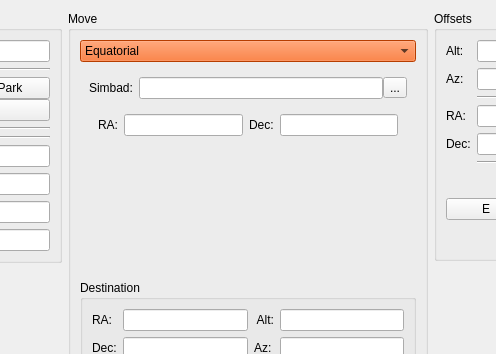
Before: the Qt Designer form pyobs_gui/qt/widgettelescope.ui in pyobs/pyobs-gui, drawn with Qt 5; both pictures show x 133 to 629 and y 0 to 354 of the 1019 by 652 pixel window.
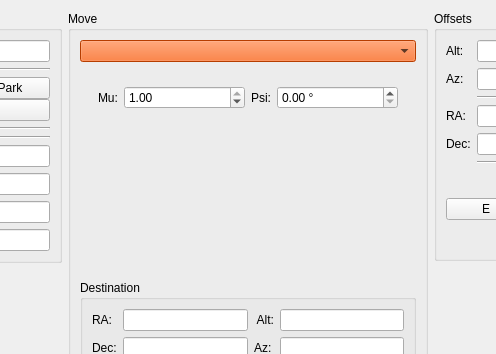
After: the same form once the commit is applied. Icons and pictures are not drawn.

Commit message: new way for showing coordinate systems, added helioprojective

Diff of the .ui file:
```diff
--- a/pyobs_gui/qt/widgettelescope.ui
+++ b/pyobs_gui/qt/widgettelescope.ui
@@ -623,27 +623,12 @@
             </disabled>
            </palette>
           </property>
-          <item>
-           <property name="text">
-            <string>Equatorial</string>
-           </property>
-          </item>
-          <item>
-           <property name="text">
-            <string>Horizontal</string>
-           </property>
-          </item>
-          <item>
-           <property name="text">
-            <string>Solar System</string>
-           </property>
-          </item>
          </widget>
         </item>
         <item>
          <widget class="QStackedWidget" name="stackedMove">
           <property name="currentIndex">
-           <number>0</number>
+           <number>2</number>
           </property>
           <widget class="QWidget" name="pageMoveEquatorial">
            <layout class="QGridLayout" name="gridLayout_9">
@@ -812,6 +797,81 @@
             </item>
            </layout>
           </widget>
+          <widget class="QWidget" name="pageMoveHelioprojective">
+           <layout class="QVBoxLayout" name="verticalLayout_4">
+            <item>
+             <widget class="QWidget" name="widget_4" native="true">
+              <layout class="QGridLayout" name="gridLayout_10">
+               <item row="0" column="2">
+                <widget class="QLabel" name="label_37">
+                 <property name="text">
+                  <string>Psi:</string>
+                 </property>
+                </widget>
+               </item>
+               <item row="0" column="0">
+                <widget class="QLabel" name="label_38">
+                 <property name="text">
+                  <string>Mu:</string>
+                 </property>
+                </widget>
+               </item>
+               <item row="0" column="1">
+                <widget class="QDoubleSpinBox" name="spinMoveMu">
+                 <property name="sizePolicy">
+                  <sizepolicy hsizetype="Expanding" vsizetype="Fixed">
+                   <horstretch>0</horstretch>
+                   <verstretch>0</verstretch>
+                  </sizepolicy>
+                 </property>
+                 <property name="suffix">
+                  <string/>
+                 </property>
+                 <property name="maximum">
+                  <double>1.000000000000000</double>
+                 </property>
+                 <property name="singleStep">
+                  <double>0.100000000000000</double>
+                 </property>
+                 <property name="value">
+                  <double>1.000000000000000</double>
+                 </property>
+                </widget>
+               </item>
+               <item row="0" column="3">
+                <widget class="QDoubleSpinBox" name="spinMovePsi">
+                 <property name="sizePolicy">
+                  <sizepolicy hsizetype="Expanding" vsizetype="Fixed">
+                   <horstretch>0</horstretch>
+                   <verstretch>0</verstretch>
+                  </sizepolicy>
+                 </property>
+                 <property name="suffix">
+                  <string> °</string>
+                 </property>
+                 <property name="maximum">
+                  <double>360.000000000000000</double>
+                 </property>
+                </widget>
+               </item>
+              </layout>
+             </widget>
+            </item>
+            <item>
+             <spacer name="verticalSpacer_6">
+              <property name="orientation">
+               <enum>Qt::Vertical</enum>
+              </property>
+              <property name="sizeHint" stdset="0">
+               <size>
+                <width>20</width>
+                <height>147</height>
+               </size>
+              </property>
+             </spacer>
+            </item>
+           </layout>
+          </widget>
           <widget class="QWidget" name="pageMoveSolarSystem">
            <layout class="QGridLayout" name="gridLayout_8">
             <item row="0" column="0">
```
The commit also changes 2 other files.
